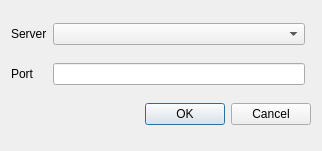
First picture: the form in src/multiplayer-app/client/ConnectDialog.ui, repository dpietruchowski/qbox2d, before the edit.
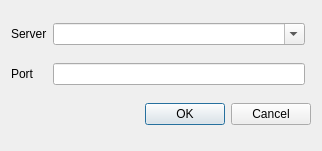
Second picture: the form after the edit.

Diff of the .ui file:
```diff
--- a/src/multiplayer-app/client/ConnectDialog.ui
+++ b/src/multiplayer-app/client/ConnectDialog.ui
@@ -22,7 +22,11 @@
     </widget>
    </item>
    <item row="0" column="1">
-    <widget class="QComboBox" name="comboBox"/>
+    <widget class="QComboBox" name="comboBox">
+     <property name="editable">
+      <bool>true</bool>
+     </property>
+    </widget>
    </item>
    <item row="1" column="0">
     <widget class="QLabel" name="label_2">
```
